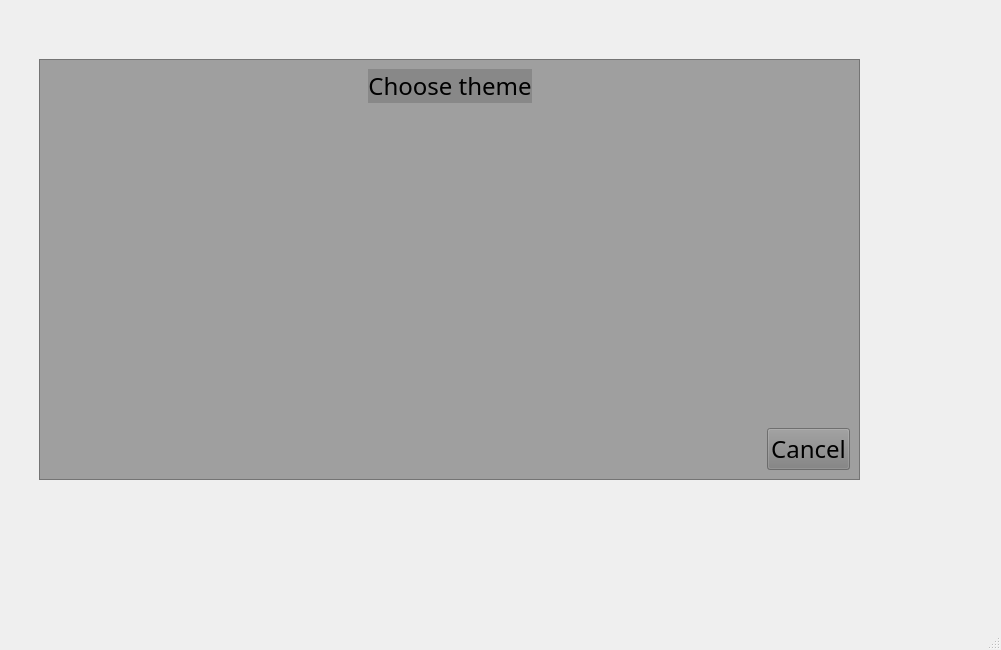
First picture: the form in application/src/mainwindow.ui, repository sadeckiM/acoustiqt, before the edit.
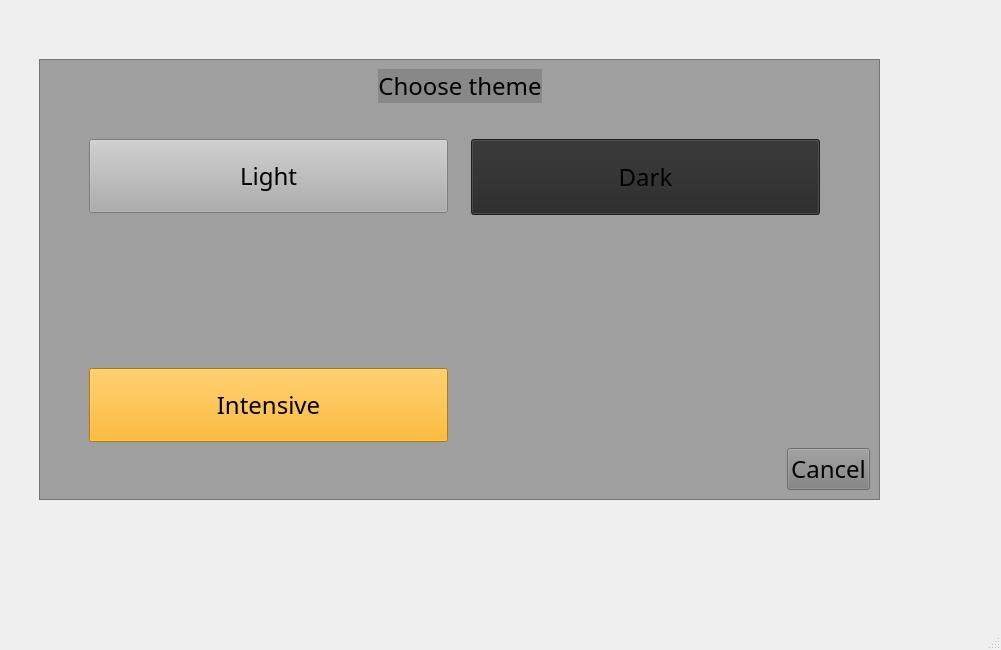
Second picture: the form after the edit. The open tabs and pages were chosen to show the change. Icons and pictures are not drawn. Custom widgets are drawn as their Qt base class.

```diff
--- a/application/src/mainwindow.ui
+++ b/application/src/mainwindow.ui
@@ -549,8 +549,8 @@
          <rect>
           <x>30</x>
           <y>50</y>
-          <width>821</width>
-          <height>421</height>
+          <width>841</width>
+          <height>441</height>
          </rect>
         </property>
         <property name="sizePolicy">
@@ -580,7 +580,9 @@
         </property>
         <layout class="QVBoxLayout" name="verticalLayout_16">
          <item>
-          <layout class="QHBoxLayout" name="horizontalLayout_30">
+          <layout class="QVBoxLayout" name="verticalLayout_8">
+           <item>
+            <layout class="QHBoxLayout" name="horizontalLayout_4">
            <item>
             <spacer name="horizontalSpacer_36">
              <property name="orientation">
@@ -631,20 +633,150 @@
           </layout>
          </item>
          <item>
+            <layout class="QHBoxLayout" name="horizontalLayout_8">
+             <item>
+              <layout class="QVBoxLayout" name="verticalLayout_7" stretch="1,2,1">
+               <property name="leftMargin">
+                <number>40</number>
+               </property>
+               <property name="topMargin">
+                <number>30</number>
+               </property>
+               <item>
+                <widget class="QPushButton" name="btn_cancel_2">
+                 <property name="sizePolicy">
+                  <sizepolicy hsizetype="Minimum" vsizetype="Minimum">
+                   <horstretch>0</horstretch>
+                   <verstretch>0</verstretch>
+                  </sizepolicy>
+                 </property>
+                 <property name="font">
+                  <font>
+                   <family>Blockletter</family>
+                   <pointsize>18</pointsize>
+                  </font>
+                 </property>
+                 <property name="styleSheet">
+                  <string notr="true">background-color: rgb(173, 173, 173);</string>
+                 </property>
+                 <property name="text">
+                  <string>Light</string>
+                 </property>
+                 <property name="icon">
+                  <iconset>
+                   <normaloff>../imgs/sun.png</normaloff>../imgs/sun.png</iconset>
+                 </property>
+                </widget>
+               </item>
+               <item>
+                <spacer name="verticalSpacer_15">
+                 <property name="orientation">
+                  <enum>Qt::Orientation::Vertical</enum>
+                 </property>
+                 <property name="sizeHint" stdset="0">
+                  <size>
+                   <width>20</width>
+                   <height>40</height>
+                  </size>
+                 </property>
+                </spacer>
+               </item>
+               <item>
+                <widget class="QPushButton" name="btn_cancel_3">
+                 <property name="sizePolicy">
+                  <sizepolicy hsizetype="Minimum" vsizetype="Minimum">
+                   <horstretch>0</horstretch>
+                   <verstretch>0</verstretch>
+                  </sizepolicy>
+                 </property>
+                 <property name="font">
+                  <font>
+                   <family>Blockletter</family>
+                   <pointsize>18</pointsize>
+                  </font>
+                 </property>
+                 <property name="styleSheet">
+                  <string notr="true">background-color: rgb(255, 170, 0);</string>
+                 </property>
+                 <property name="text">
+                  <string>Intensive</string>
+                 </property>
+                 <property name="icon">
+                  <iconset>
+                   <normaloff>../imgs/view.png</normaloff>../imgs/view.png</iconset>
+                 </property>
+                </widget>
+               </item>
+              </layout>
+             </item>
+             <item>
           <spacer name="verticalSpacer_14">
            <property name="orientation">
             <enum>Qt::Orientation::Vertical</enum>
            </property>
            <property name="sizeHint" stdset="0">
             <size>
+                 <width>17</width>
+                 <height>37</height>
+                </size>
+               </property>
+              </spacer>
+             </item>
+             <item>
+              <layout class="QVBoxLayout" name="verticalLayout_5" stretch="1,3">
+               <property name="spacing">
+                <number>0</number>
+               </property>
+               <property name="topMargin">
+                <number>30</number>
+               </property>
+               <property name="rightMargin">
+                <number>50</number>
+               </property>
+               <item>
+                <widget class="QPushButton" name="btn_cancel_4">
+                 <property name="sizePolicy">
+                  <sizepolicy hsizetype="Minimum" vsizetype="Minimum">
+                   <horstretch>0</horstretch>
+                   <verstretch>0</verstretch>
+                  </sizepolicy>
+                 </property>
+                 <property name="font">
+                  <font>
+                   <family>Blockletter</family>
+                   <pointsize>18</pointsize>
+                  </font>
+                 </property>
+                 <property name="styleSheet">
+                  <string notr="true">background-color: rgb(40, 40, 40);</string>
+                 </property>
+                 <property name="text">
+                  <string>Dark</string>
+                 </property>
+                 <property name="icon">
+                  <iconset theme="QIcon::ThemeIcon::WeatherClearNight"/>
+                 </property>
+                </widget>
+               </item>
+               <item>
+                <spacer name="verticalSpacer_16">
+                 <property name="orientation">
+                  <enum>Qt::Orientation::Vertical</enum>
+                 </property>
+                 <property name="sizeHint" stdset="0">
+                  <size>
              <width>20</width>
              <height>40</height>
             </size>
            </property>
           </spacer>
          </item>
+              </layout>
+             </item>
+            </layout>
+           </item>
          <item>
-          <layout class="QHBoxLayout" name="horizontalLayout_31" stretch="10,1">
+            <layout class="QHBoxLayout" name="horizontalLayout_7">
            <item>
             <spacer name="horizontalSpacer_38">
              <property name="orientation">
@@ -677,6 +809,8 @@
           </layout>
          </item>
         </layout>
+         </item>
+        </layout>
        </widget>
       </widget>
      </widget>
@@ -695,6 +829,14 @@
   </widget>
   <widget class="QStatusBar" name="statusbar"/>
  </widget>
+ <customwidgets>
+  <customwidget>
+   <class>SpectrumVisualizer</class>
+   <extends>QWidget</extends>
+   <header>spectrum_visualizer.hh</header>
+   <container>1</container>
+  </customwidget>
+ </customwidgets>
  <resources/>
  <connections/>
 </ui>
```
Left out of the diff: 34 changed lines with no effect on the pictures. Lines whose indentation alone changed are shown as unchanged.
